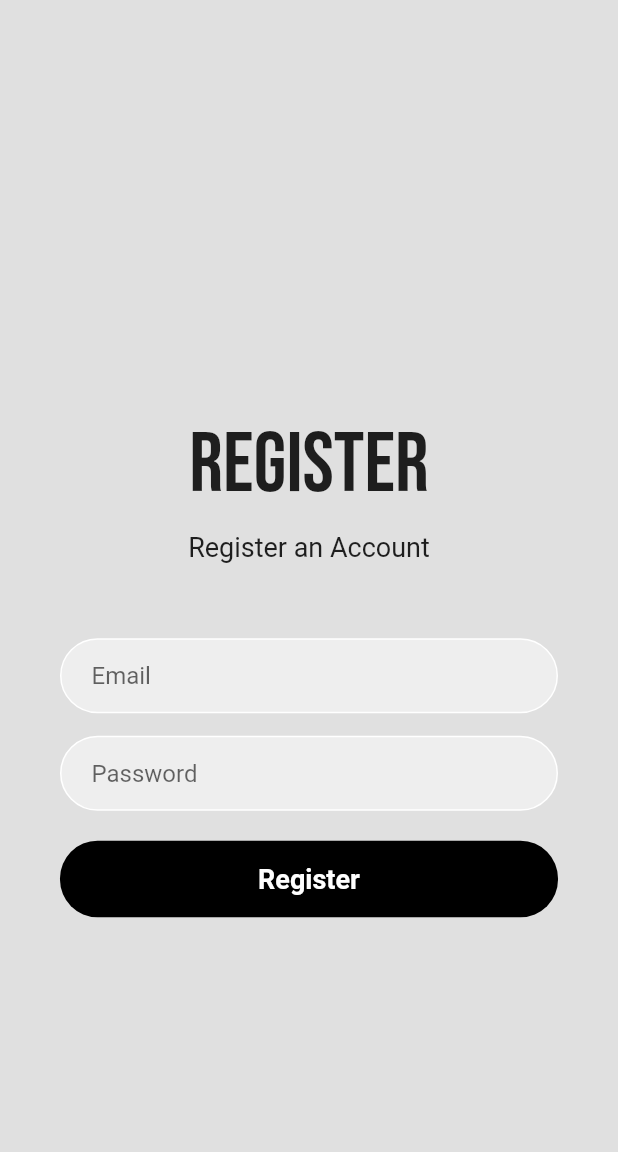
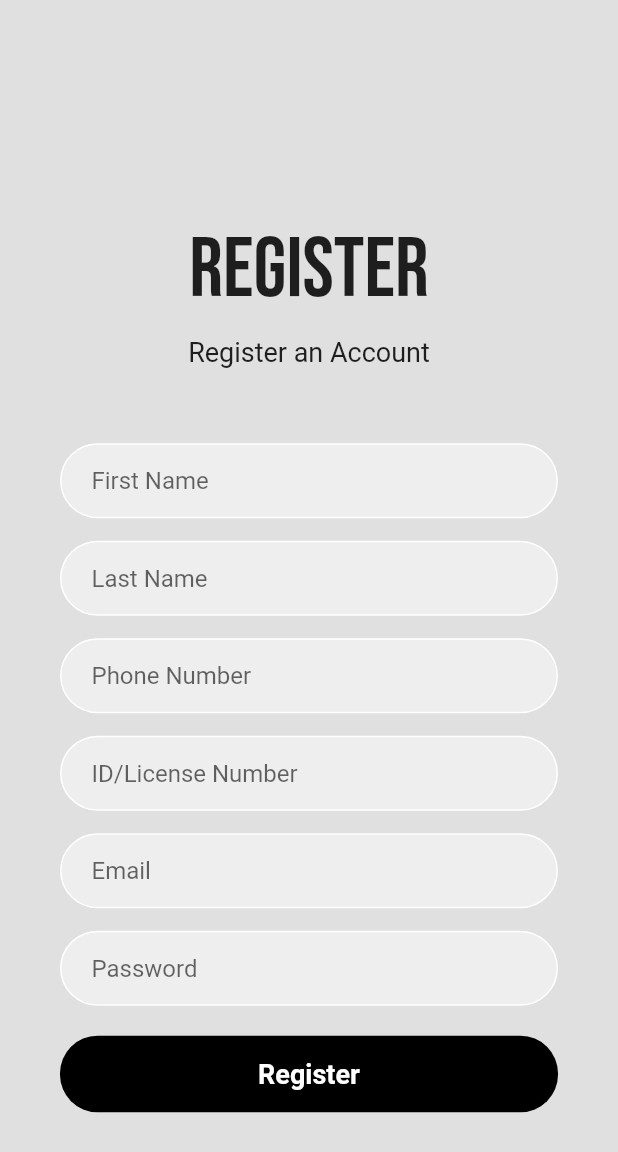
Before and after one commit to developerrowi/take-taxi-driver, a Flutter app: the Register screen opened by its route, on a phone screen of 412 x 824 dp. Shown: the top 1152 px of the screen. Run offline on Flutter 3.47's test engine with Material 2 defaults, Android fonts, the phone set to English and light mode, and no system bars; our stand-ins replace firebase_auth, firebase_core, flutter_map, font_awesome_flutter, geolocator, google_fonts and 3 more; missing offline and left inert: flutter_facebook_auth, google_polyline_algorithm; accounts and stored records are empty; network calls fail; statements that could not run were skipped.

Commit message:
Create Registration form for Driver

```diff
--- a/lib/pages/email_login.dart
+++ b/lib/pages/email_login.dart
@@ -112,7 +112,7 @@ class _EmailLogin extends State<EmailLogin> {
                   ),
                   child: const Center(
                     child: Text(
-                      'Continue With Email',
+                      'Sign In',
                       style: TextStyle(
                         color: Colors.white,
                         fontWeight: FontWeight.bold,
--- a/lib/pages/login.dart
+++ b/lib/pages/login.dart
@@ -45,20 +45,20 @@ class _LoginState extends State<Login> {
               ),
             ),
 
-            SocialButtons.socialButtonRect('Login with Facebook', facebookColor,
-                FontAwesomeIcons.facebookF, onTap: () async {
-              await firebase.facebookSignInToFirebase();
-              Navigator.of(context)
-                  .pushNamed('/home', arguments: 'Hello from the first page!');
-            }),
+            // SocialButtons.socialButtonRect('Login with Facebook', facebookColor,
+            //     FontAwesomeIcons.facebookF, onTap: () async {
+            //   await firebase.facebookSignInToFirebase();
+            //   Navigator.of(context)
+            //       .pushNamed('/home', arguments: 'Hello from the first page!');
+            // }),
 
-            SocialButtons.socialButtonRect(
-                'Login with google', googleColor, FontAwesomeIcons.googlePlusG,
-                onTap: () async {
-              await firebase.googleSignInToFirebase();
-              Navigator.of(context)
-                  .pushNamed('/home', arguments: 'Hello from the first page!');
-            }),
+            // SocialButtons.socialButtonRect(
+            //     'Login with google', googleColor, FontAwesomeIcons.googlePlusG,
+            //     onTap: () async {
+            //   await firebase.googleSignInToFirebase();
+            //   Navigator.of(context)
+            //       .pushNamed('/home', arguments: 'Hello from the first page!');
+            // }),
 
             SocialButtons.socialNoIcon('Sign In', blackNormal, null,
                 onTap: () async {
--- a/lib/pages/register.dart
+++ b/lib/pages/register.dart
@@ -1,5 +1,6 @@
 import 'package:flutter/material.dart';
 import 'package:google_fonts/google_fonts.dart';
+import '../widgets/form.dart';
 
 import '../firebase/firebase.dart';
 
@@ -40,7 +41,88 @@ class _RegisterState extends State<Register> {
               ),
             ),
             const SizedBox(height: 50),
-            //email textfield
+            //First Name textfield
+            Padding(
+              padding: const EdgeInsets.symmetric(horizontal: 40.0),
+              child: Container(
+                decoration: BoxDecoration(
+                    color: Colors.grey[200],
+                    border: Border.all(color: Colors.white),
+                    borderRadius: BorderRadius.circular(25)),
+                child: Padding(
+                  padding: EdgeInsets.only(left: 20.0),
+                  child: TextField(
+                      decoration: InputDecoration(
+                    border: InputBorder.none,
+                    hintText: 'First Name',
+                  )),
+                ),
+              ),
+            ),
+
+            //Last Name textfield
+            const SizedBox(height: 15),
+
+            Padding(
+              padding: const EdgeInsets.symmetric(horizontal: 40.0),
+              child: Container(
+                decoration: BoxDecoration(
+                    color: Colors.grey[200],
+                    border: Border.all(color: Colors.white),
+                    borderRadius: BorderRadius.circular(25)),
+                child: Padding(
+                  padding: EdgeInsets.only(left: 20.0),
+                  child: TextField(
+                      decoration: InputDecoration(
+                    border: InputBorder.none,
+                    hintText: 'Last Name',
+                  )),
+                ),
+              ),
+            ),
+
+            //Phone Number textfield
+            const SizedBox(height: 15),
+            Padding(
+              padding: const EdgeInsets.symmetric(horizontal: 40.0),
+              child: Container(
+                decoration: BoxDecoration(
+                    color: Colors.grey[200],
+                    border: Border.all(color: Colors.white),
+                    borderRadius: BorderRadius.circular(25)),
+                child: Padding(
+                  padding: EdgeInsets.only(left: 20.0),
+                  child: TextField(
+                      decoration: InputDecoration(
+                    border: InputBorder.none,
+                    hintText: 'Phone Number',
+                  )),
+                ),
+              ),
+            ),
+
+            //License textfield
+            const SizedBox(height: 15),
+            Padding(
+              padding: const EdgeInsets.symmetric(horizontal: 40.0),
+              child: Container(
+                decoration: BoxDecoration(
+                    color: Colors.grey[200],
+                    border: Border.all(color: Colors.white),
+                    borderRadius: BorderRadius.circular(25)),
+                child: Padding(
+                  padding: EdgeInsets.only(left: 20.0),
+                  child: TextField(
+                      decoration: InputDecoration(
+                    border: InputBorder.none,
+                    hintText: 'ID/License Number',
+                  )),
+                ),
+              ),
+            ),
+
+            //Username textfield
+            const SizedBox(height: 15),
             Padding(
               padding: const EdgeInsets.symmetric(horizontal: 40.0),
               child: Container(
@@ -60,27 +142,7 @@ class _RegisterState extends State<Register> {
               ),
             ),
 
-            // //password textfield
-            // const SizedBox(height: 15),
-            // Padding(
-            //   padding: const EdgeInsets.symmetric(horizontal: 40.0),
-            //   child: Container(
-            //     decoration: BoxDecoration(
-            //         color: Colors.grey[200],
-            //         border: Border.all(color: Colors.white),
-            //         borderRadius: BorderRadius.circular(25)),
-            //     child: const Padding(
-            //       padding: EdgeInsets.only(left: 20.0),
-            //       child: TextField(
-            //           decoration: InputDecoration(
-            //         border: InputBorder.none,
-            //         hintText: 'Phone Number',
-            //       )),
-            //     ),
-            //   ),
-            // ),
-
-            //password textfield
+            //password textfields
             const SizedBox(height: 15),
             Padding(
               padding: const EdgeInsets.symmetric(horizontal: 40.0),
@@ -92,7 +154,6 @@ class _RegisterState extends State<Register> {
                 child: Padding(
                   padding: EdgeInsets.only(left: 20.0),
                   child: TextField(
-                      controller: password,
                       obscureText: true,
                       decoration: InputDecoration(
                         border: InputBorder.none,
--- a/lib/routes.dart
+++ b/lib/routes.dart
@@ -23,17 +23,17 @@ class RouteGenerator {
     switch (settings.name) {
       case '/':
         return MaterialPageRoute(builder: (_) => Loading());
-      case '/login':
-        return MaterialPageRoute(builder: (_) => Login());
       case '/email-login':
         return MaterialPageRoute(builder: (_) => EmailLogin());
+      // case '/email-login':
+      //   return MaterialPageRoute(builder: (_) => EmailLogin());
       case '/register':
         return MaterialPageRoute(builder: (_) => Register());
       case '/forgot':
         return MaterialPageRoute(builder: (_) => Forgot());
       case '/home':
         if (!_authService.isLoggedIn) {
-          return MaterialPageRoute(builder: (_) => Login());
+          return MaterialPageRoute(builder: (_) => EmailLogin());
         }
         return MaterialPageRoute(builder: (_) => Home());
 
```
Also changed, not shown: lib/widgets/form.dart (added, +81 -0 lines), lib/pages/verification.dart (added).
